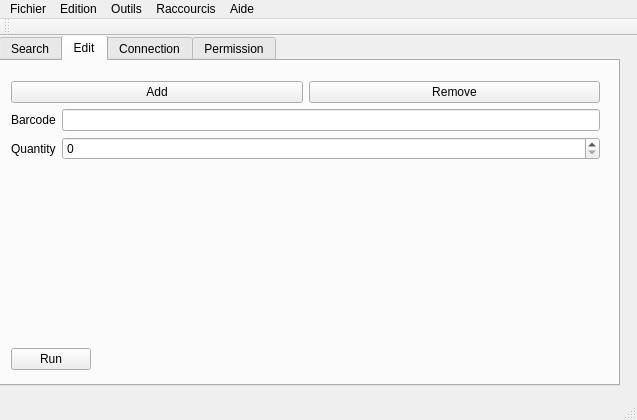
This is application/QtSquid/QtSquid/QtSquid.ui in TrueAbastien/StageQApp as Qt 5 draws it before an edit. The edited form follows.
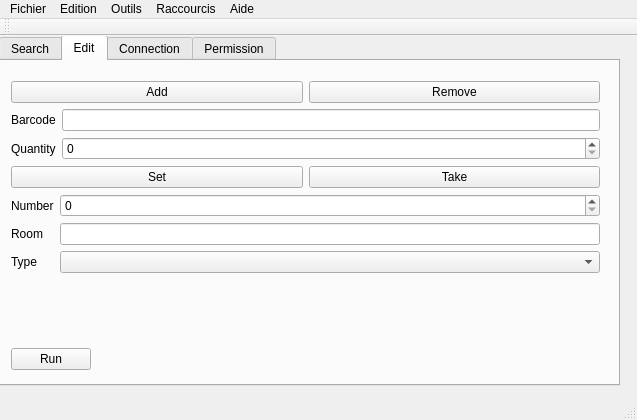
This is the edited form.

What changed in the file:
```diff
--- a/application/QtSquid/QtSquid/QtSquid.ui
+++ b/application/QtSquid/QtSquid/QtSquid.ui
@@ -235,6 +235,58 @@
          </item>
         </layout>
        </item>
+       <item>
+        <layout class="QHBoxLayout" name="edit_HLayout_4">
+         <item>
+          <widget class="QPushButton" name="edit_setBtn">
+           <property name="text">
+            <string>Set</string>
+           </property>
+          </widget>
+         </item>
+         <item>
+          <widget class="QPushButton" name="edit_takeBtn">
+           <property name="text">
+            <string>Take</string>
+           </property>
+          </widget>
+         </item>
+        </layout>
+       </item>
+       <item>
+        <layout class="QFormLayout" name="edit_FLayout_5">
+         <item row="0" column="0">
+          <widget class="QLabel" name="edit_form_numberLabel">
+           <property name="text">
+            <string>Number</string>
+           </property>
+          </widget>
+         </item>
+         <item row="1" column="0">
+          <widget class="QLabel" name="edit_form_roomLabel">
+           <property name="text">
+            <string>Room</string>
+           </property>
+          </widget>
+         </item>
+         <item row="2" column="0">
+          <widget class="QLabel" name="edit_form_typeLabel">
+           <property name="text">
+            <string>Type</string>
+           </property>
+          </widget>
+         </item>
+         <item row="2" column="1">
+          <widget class="QComboBox" name="edit_form_typeCB"/>
+         </item>
+         <item row="0" column="1">
+          <widget class="QSpinBox" name="edit_form_numberSpinbox"/>
+         </item>
+         <item row="1" column="1">
+          <widget class="QLineEdit" name="edit_form_roomEdit"/>
+         </item>
+        </layout>
+       </item>
        <item>
         <spacer name="verticalSpacer">
          <property name="orientation">
```
